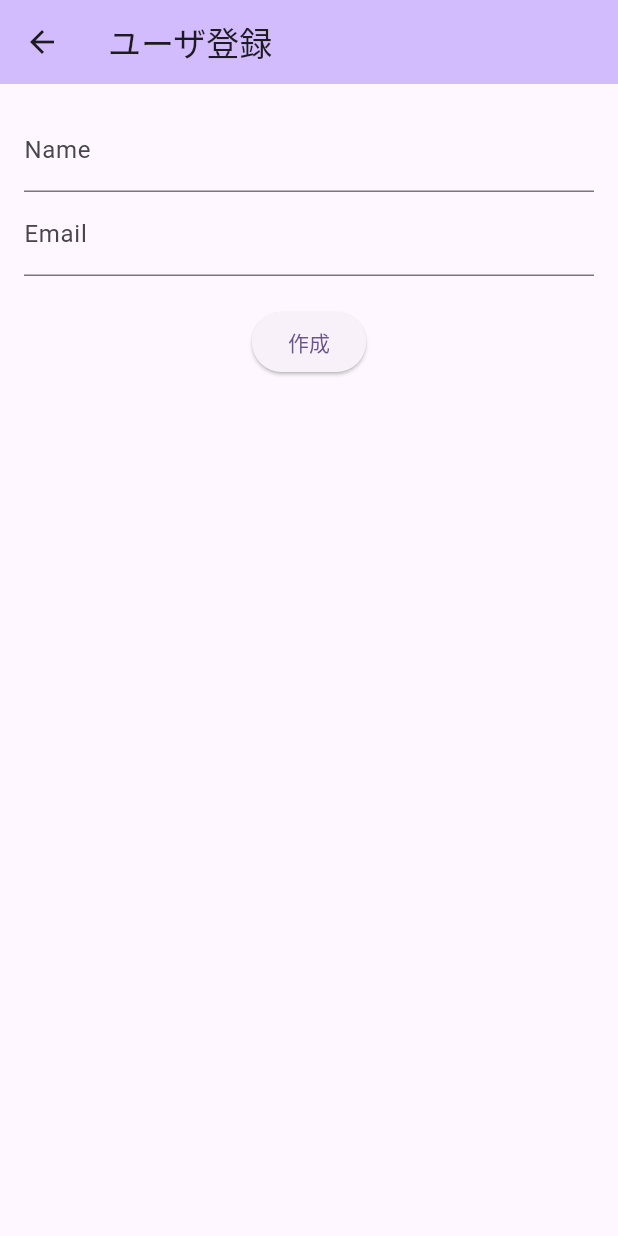
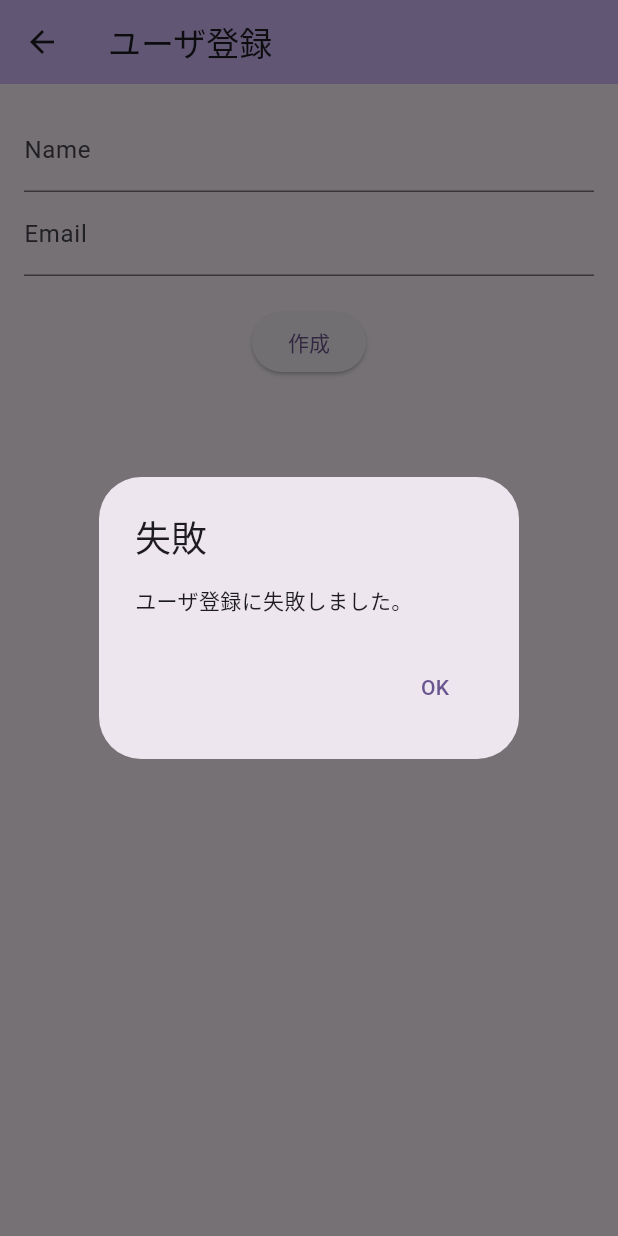
Before and after one commit to yassun-youtube/nfc_entrance_flutter, a Flutter app: the UserRegistration screen opened directly with empty values, after a tap on "作成", on a phone screen of 412 x 824 dp. Run offline on Flutter 3.47's test engine with Material 3 defaults, Android fonts, the phone set to English and light mode, and no system bars; our stand-ins replace flutter_svg; missing offline and left inert: nfc_manager.

Commit message:
APIアクセス時のローディング画面とAPIアクセス成功、失敗時のモーダルを追加しました。

```diff
--- /dev/null
+++ b/lib/loading_overlay.dart
@@ -0,0 +1,29 @@
+import 'package:flutter/material.dart';
+import 'package:flutter_svg/flutter_svg.dart';
+
+class LoadingOverlay extends StatelessWidget {
+  final bool isLoading;
+  final Widget child;
+
+  const LoadingOverlay({Key? key, required this.isLoading, required this.child})
+      : super(key: key);
+
+  @override
+  Widget build(BuildContext context) {
+    return Stack(
+      children: [
+        child,
+        if (isLoading)
+          Container(
+            color: Colors.black.withOpacity(0.5), // 半透明の黒
+            child: Center(
+                child: Text('Loading...',
+                    style: TextStyle(
+                        fontSize: 24,
+                        color: Colors.black54,
+                        decoration: TextDecoration.none))),
+          ),
+      ],
+    );
+  }
+}
--- a/lib/user_registration.dart
+++ b/lib/user_registration.dart
@@ -1,6 +1,9 @@
 import 'package:flutter/material.dart';
 import 'package:http/http.dart' as http;
+import 'package:nfc_entrance_flutter/loading_overlay.dart';
 import 'dart:convert';
+
+import 'package:nfc_entrance_flutter/utils/show_alert_dialog.dart';
 
 class UserRegistration extends StatefulWidget {
   final String suicaId;
@@ -15,6 +18,7 @@ class _UserRegistrationState extends State<UserRegistration> {
   final String suicaId;
   final _nameController = TextEditingController();
   final _emailController = TextEditingController();
+  bool isLoading = false;
 
   _UserRegistrationState(this.suicaId);
 
@@ -43,7 +47,9 @@ class _UserRegistrationState extends State<UserRegistration> {
       final body =
           json.encode({"suicaId": suicaId, "name": name, "email": email});
 
+      setIsLoading(true);
       final response = await http.post(url, headers: headers, body: body);
+      setIsLoading(false);
 
       if (response.statusCode == 201) {
         print('Post successful');
@@ -60,9 +66,17 @@ class _UserRegistrationState extends State<UserRegistration> {
     return false;
   }
 
+  void setIsLoading(bool isLoadingTo) {
+    setState(() {
+      this.isLoading = isLoadingTo;
+    });
+  }
+
   @override
   Widget build(BuildContext context) {
-    return Scaffold(
+    return LoadingOverlay(
+      isLoading: isLoading,
+      child: Scaffold(
         appBar: AppBar(
           backgroundColor: Theme.of(context).colorScheme.inversePrimary,
           title: Text('ユーザ登録'),
@@ -84,13 +98,17 @@ class _UserRegistrationState extends State<UserRegistration> {
               ElevatedButton(
                   onPressed: () async {
                     if (await _create()) {
+                      await showAlertDialog(context, '成功', 'ユーザ登録が完了しました。');
                       Navigator.pop(context);
+                    } else {
+                      showAlertDialog(context, '失敗', 'ユーザ登録に失敗しました。');
                     }
                   },
                   child: Text('作成')),
             ],
           ),
         ),
+      ),
     );
   }
 }
--- /dev/null
+++ b/lib/utils/show_alert_dialog.dart
@@ -0,0 +1,22 @@
+import 'package:flutter/material.dart';
+
+Future showAlertDialog(BuildContext context, String title, String content) async {
+  print('showAlertDialog');
+  return showDialog(
+    context: context,
+    builder: (BuildContext context) {
+      return AlertDialog(
+        title: Text(title),
+        content: Text(content),
+        actions: <Widget>[
+          TextButton(
+            child: Text('OK'),
+            onPressed: () {
+              Navigator.of(context).pop();
+            },
+          ),
+        ],
+      );
+    },
+  );
+}
--- a/pubspec.yaml
+++ b/pubspec.yaml
@@ -38,6 +38,7 @@ dependencies:
   nfc_manager: ^3.5.0
   http: ^1.2.1
   intl: ^0.19.0
+  flutter_svg: ^2.0.10+1
 
 dev_dependencies:
   flutter_test:
@@ -61,6 +62,8 @@ flutter:
   # the material Icons class.
   uses-material-design: true
 
+  assets:
+    - assets/svg/loading.svg
   # To add assets to your application, add an assets section, like this:
   # assets:
   #   - images/a_dot_burr.jpeg
```
Also changed, not shown: lib/main.dart (+17 -38 lines), lib/nfc_reader.dart (+9 -6 lines), assets/svg/loading.svg (added), pubspec.lock. Lines whose indentation alone changed are shown as unchanged.
